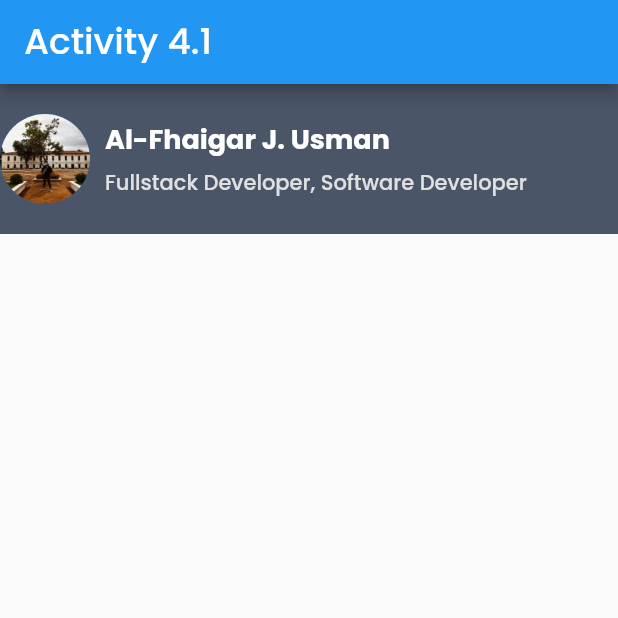
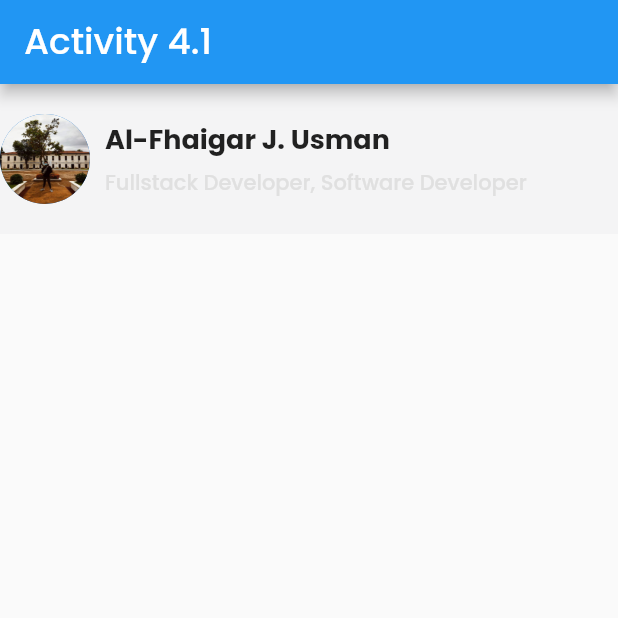
Before and after one commit to rubickking04/ITCC107_3A_rubick04, a Flutter app: the screen it shows after launch, on a phone screen of 412 x 824 dp, the top half of it. Run offline on Flutter 3.47's test engine with Material 2 defaults, Android fonts, the phone set to English and light mode, and no system bars; our stand-ins replace google_fonts, hexcolor.

Commit message:
coded by Al-Fhaigar Usman

```diff
--- a/lib/screens/profile.dart
+++ b/lib/screens/profile.dart
@@ -33,7 +33,7 @@ class _MyHomePageState extends State<MyHomePage> {
           Container(
             height: 100.0,
             decoration: BoxDecoration(
-              color: HexColor('#4A5568'),
+              color: HexColor('#F4F4F5'),
             ),
             child: Row(
               mainAxisAlignment: MainAxisAlignment.start,
@@ -52,7 +52,7 @@ class _MyHomePageState extends State<MyHomePage> {
                       style: GoogleFonts.poppins(
                         fontSize: 18,
                         fontWeight: FontWeight.w700,
-                        color: Colors.white,
+                        // color: Colors.white,
                       ),
                     ),
                     const SizedBox(height: 5.0),
```
